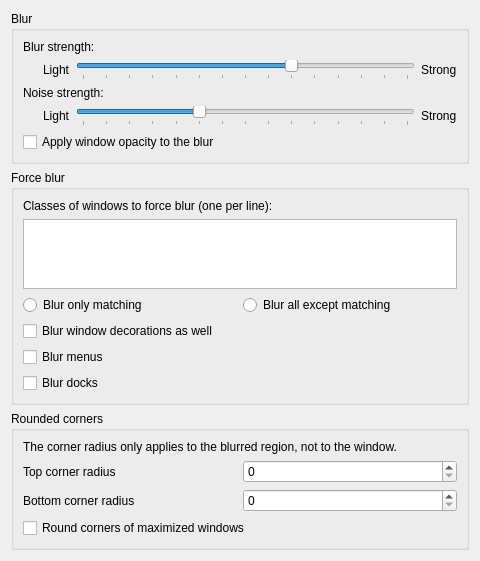
Above: src/kcm/blur_config.ui from taj-ny/kwin-effects-forceblur before the change. Below: the same form after it.
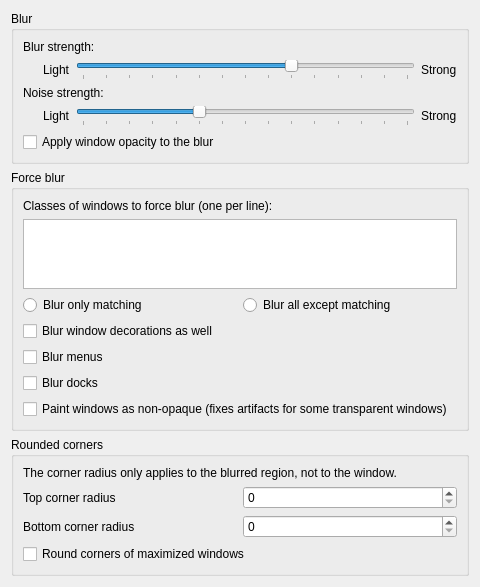
That is the form after the change.

Commit message: add option to mark windows as translucent

```diff
--- a/src/kcm/blur_config.ui
+++ b/src/kcm/blur_config.ui
@@ -225,6 +225,13 @@
         </property>
        </widget>
       </item>
+      <item>
+       <widget class="QCheckBox" name="kcfg_PaintAsTranslucent">
+        <property name="text">
+         <string>Paint windows as non-opaque (fixes artifacts for some transparent windows)</string>
+        </property>
+       </widget>
+      </item>
      </layout>
     </widget>
    </item>
```
The commit also changes 3 other files.
